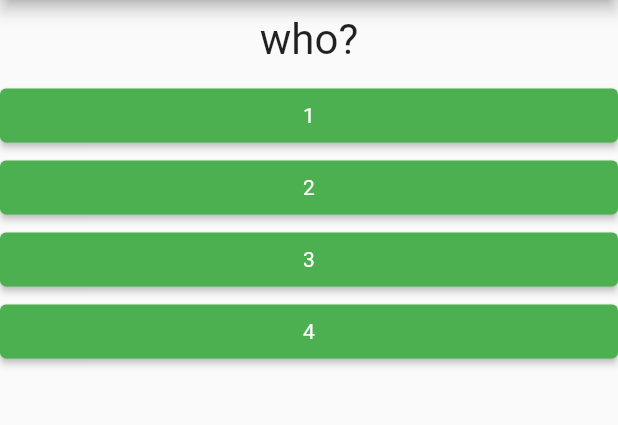
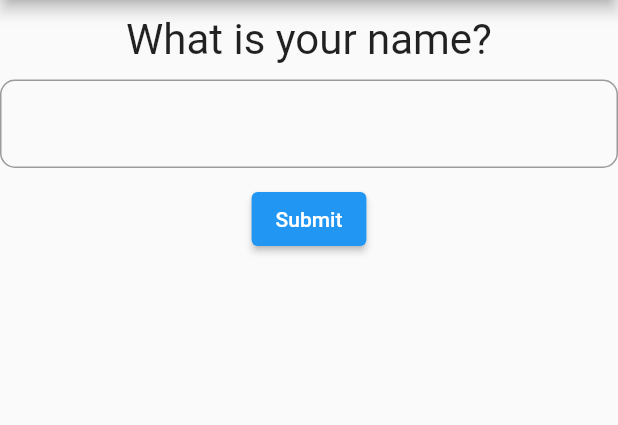
Before and after one commit to isaacdyor/dao-thesis, a Flutter app: the screen it shows after launch, on a phone screen of 412 x 824 dp, the part 84-509 px from its top. Run offline on Flutter 3.47's test engine with Material 2 defaults, Android fonts, the phone set to English and light mode, and no system bars.

Commit message:
better styling

```diff
--- a/lib/answer.dart
+++ b/lib/answer.dart
@@ -9,16 +9,21 @@ class Answer extends StatelessWidget {
 
   @override
   Widget build(BuildContext context) {
-    return SizedBox(
-      width: double.infinity,
-      child: ElevatedButton(
-        onPressed: selectHandler(),
-        style: ButtonStyle(
-            textStyle:
-                MaterialStateProperty.all(const TextStyle(color: Colors.white)),
-            backgroundColor: MaterialStateProperty.all(Colors.green)),
-        child: Text(answerText),
-      ),
+    return Column(
+      children: [
+        SizedBox(
+          width: 400,
+          child: ElevatedButton(
+            onPressed: () => selectHandler(answerText),
+            style: ButtonStyle(
+                textStyle: MaterialStateProperty.all(
+                    const TextStyle(color: Colors.white)),
+                backgroundColor: MaterialStateProperty.all(Colors.blue)),
+            child: Text(answerText),
+          ),
+        ),
+        const SizedBox(height: 10),
+      ],
     );
   }
 }
--- a/lib/main.dart
+++ b/lib/main.dart
@@ -15,81 +15,90 @@ class Questionaire extends StatefulWidget {
 }
 
 class _QuestionaireState extends State<Questionaire> {
-  var answers = [
-    '1',
-    '2',
-    '3',
-    '4',
-  ];
-  var data = [
+  final _questions = [
+    {
+      'type': 'frq',
+      'question': 'What is your name?',
+    },
     {
       'type': 'mcq',
-      'question': 'who?',
+      'question': 'What is your favorite language?',
       'answers': [
-        '1',
-        '2',
-        '3',
-        '4',
+        'Java',
+        'Python',
+        'Dart',
+        'English',
       ],
     },
     {
       'type': 'mcq',
-      'question': 'jimbo?',
+      'question': 'What season were you born in?',
       'answers': [
-        '5',
-        '6',
-        '7',
-        '8',
+        'Summer',
+        'Winter',
+        'Spring',
+        'Fall',
       ],
     },
-    {
-      'type': 'frq',
-      'question': 'frq?',
-    }
   ];
+
+  final data = {
+    "title": "Questionaire",
+    "resultTitle": "Results",
+  };
 
   var _questionIndex = 0;
 
   var responses = [];
 
-  void _answerQuestion() {
+  void _answerQuestion(String answer) {
+    responses.add(answer);
     setState(() {
       _questionIndex = _questionIndex + 1;
-      // responses.add(answer);
     });
   }
 
-  void _formSubmit() {
+  void _formSubmit(String answer) {
     setState(() {
       _questionIndex = _questionIndex + 1;
-      displayText = textController.text;
     });
+    responses.add(answer);
   }
-
-  TextEditingController textController = TextEditingController();
-  String displayText = "";
 
   @override
   Widget build(BuildContext context) {
     return Scaffold(
         appBar: AppBar(
-          title: const Text("Questionaire"),
+          title: Text(data["title"].toString()),
         ),
         body: Container(
-            child: _questionIndex < data.length
+            child: _questionIndex < _questions.length
                 ? Quiz(
-                    data: data,
-                    answerQuestion: () => _answerQuestion,
-                    formSubmit: () => _formSubmit,
+                    questions: _questions,
+                    answerQuestion: _answerQuestion,
+                    formSubmit: _formSubmit,
                     questionIndex: _questionIndex)
                 : Column(
                     children: [
+                      Container(
+                        width: double.infinity,
+                        margin: const EdgeInsets.all(10),
+                        child: Text(
+                          data["resultTitle"].toString(),
+                          style: const TextStyle(fontSize: 28),
+                          textAlign: TextAlign.center,
+                        ),
+                      ),
                       for (var response in responses)
-                        Column(
-                          children: [
-                            Text(response),
-                          ],
-                        )
+                        Container(
+                          width: double.infinity,
+                          margin: const EdgeInsets.all(10),
+                          child: Text(
+                            response,
+                            style: const TextStyle(fontSize: 18),
+                            textAlign: TextAlign.center,
+                          ),
+                        ),
                     ],
                   )));
   }
--- a/lib/quiz.dart
+++ b/lib/quiz.dart
@@ -3,14 +3,14 @@ import 'package:dao_thesis/question.dart';
 import 'package:flutter/material.dart';
 
 class Quiz extends StatelessWidget {
-  final List<Map<String, Object>> data;
+  final List<Map<String, Object>> questions;
   final int questionIndex;
   final Function answerQuestion;
   final Function formSubmit;
 
   Quiz({
     Key? key,
-    required this.data,
+    required this.questions,
     required this.answerQuestion,
     required this.formSubmit,
     required this.questionIndex,
@@ -21,24 +21,29 @@ class Quiz extends StatelessWidget {
   @override
   Widget build(BuildContext context) {
     return Column(children: [
-      Question(data[questionIndex]['question'].toString()),
-      if (data[questionIndex]['type'].toString() == 'mcq')
-        // for (var answer in data[questionIndex]['answers'] as List<String>)
-        //   Answer(
-        //     () => answerQuestion(answer.toString()),
-        //     answer.toString(),
-        //   ),
-        ...(data[questionIndex]['answers'] as List<String>).map((answer) {
-          return Answer(() => answerQuestion(), answer.toString());
+      Question(questions[questionIndex]['question'].toString()),
+      if (questions[questionIndex]['type'].toString() == 'mcq')
+        ...(questions[questionIndex]['answers'] as List<String>).map((answer) {
+          return Answer(answerQuestion, answer.toString());
         }).toList(),
-      if (data[questionIndex]['type'].toString() == 'frq')
+      if (questions[questionIndex]['type'].toString() == 'frq')
         Column(children: [
-          TextField(
-            controller: textController,
-            maxLines: null,
+          SizedBox(
+            width: 500.0,
+            child: TextField(
+              decoration: InputDecoration(
+                border:
+                    OutlineInputBorder(borderRadius: BorderRadius.circular(10)),
+              ),
+              controller: textController,
+              maxLines: null,
+            ),
           ),
-          ElevatedButton(onPressed: formSubmit(), child: const Text("Submit")),
+          const SizedBox(height: 10),
+          ElevatedButton(
+              onPressed: () => formSubmit(textController.text),
+              child: const Text("Submit")),
         ]),
-    ]); //Column
+    ]);
   }
 }
```
